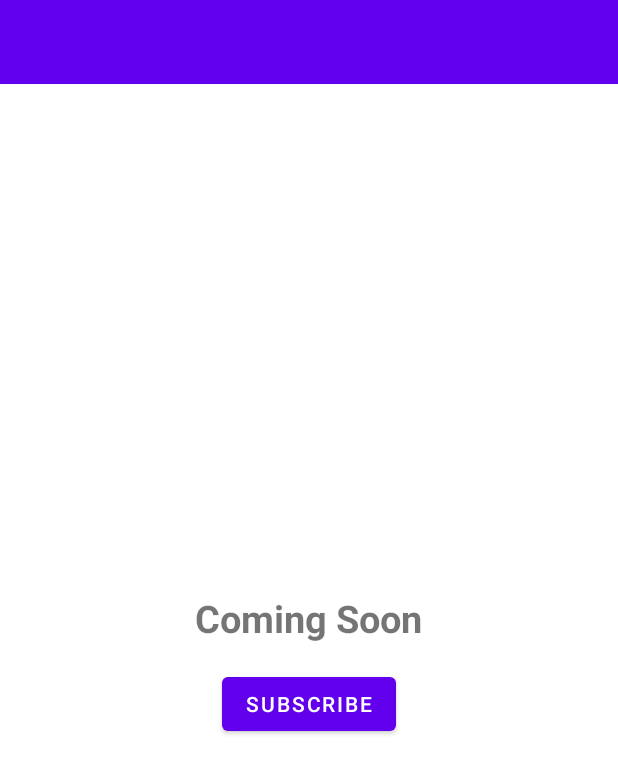
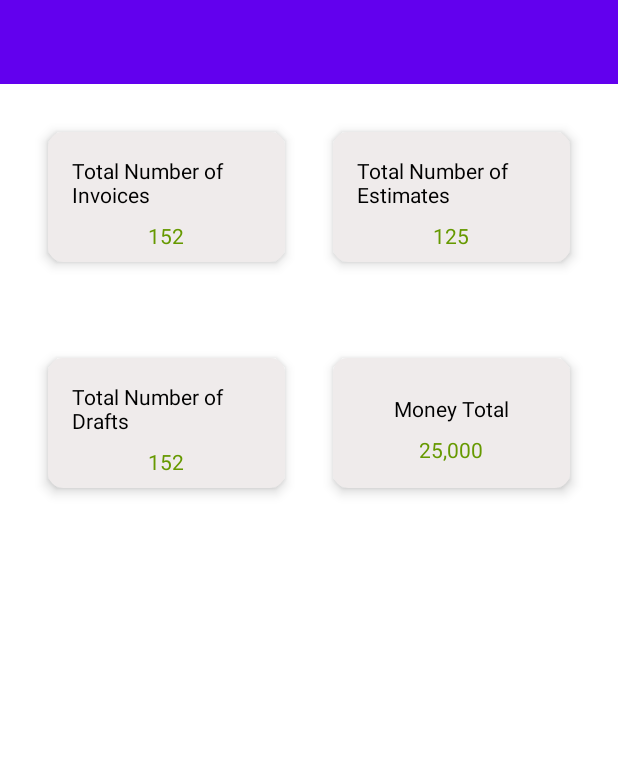
Before and after one commit to MoHussam-865/SmartInvoice, an Android app: the layout fragment_reports_main.xml on its own in the app's theme, with its tools: preview values and no code run, on a phone screen of 412 x 824 dp. Shown: the top 774 px of the screen. Run offline under Robolectric (Android 15) with nearby library versions, the phone set to English and light mode, and no system bars; Roboto replaces fonts that are not available here.

Commit message:
reporting version 1 can get number of invoices, estimates & draft. And can get the total money (sum of invoices Total)

```diff
--- a/app/src/main/java/com/android_a865/estimatescalculator/feature_main/data/MyRoomDatabase.kt
+++ b/app/src/main/java/com/android_a865/estimatescalculator/feature_main/data/MyRoomDatabase.kt
@@ -10,6 +10,7 @@ import com.android_a865.estimatescalculator.feature_main.data.dao.ItemsDao
 import com.android_a865.estimatescalculator.feature_main.data.entities.InvoiceEntity
 import com.android_a865.estimatescalculator.feature_main.data.entities.InvoiceItemEntity
 import com.android_a865.estimatescalculator.feature_main.data.entities.ItemEntity
+import com.android_a865.estimatescalculator.feature_reports.data.dao.ReportingDao
 
 @Database(
     entities = [
@@ -31,6 +32,8 @@ abstract class MyRoomDatabase: RoomDatabase() {
 
     abstract fun getClientsDao(): ClientsDao
 
+    abstract fun getReportingDao(): ReportingDao
+
     companion object {
         // Room Database
         const val DATABASE_NAME = "InvoiceMaster.db"
--- /dev/null
+++ b/app/src/main/java/com/android_a865/estimatescalculator/feature_reports/domain/use_cases/ReportUseCases.kt
@@ -0,0 +1,6 @@
+package com.android_a865.estimatescalculator.feature_reports.domain.use_cases
+
+data class ReportUseCases(
+    val getNumberOf: GetInvoiceNumbersUseCase,
+    val getTotalMoney: GetTotalMoneyUseCase,
+)
--- a/app/src/main/res/layout/fragment_reports_main.xml
+++ b/app/src/main/res/layout/fragment_reports_main.xml
@@ -1,9 +1,10 @@
 <?xml version="1.0" encoding="utf-8"?>
-<RelativeLayout xmlns:android="http://schemas.android.com/apk/res/android"
+<LinearLayout xmlns:android="http://schemas.android.com/apk/res/android"
     xmlns:app="http://schemas.android.com/apk/res-auto"
     xmlns:tools="http://schemas.android.com/tools"
     android:layout_width="match_parent"
     android:layout_height="match_parent"
+    android:orientation="vertical"
     tools:context=".feature_reports.presentation.main.ReportsMainFragment">
 
 
@@ -13,26 +14,138 @@
         android:layout_height="?attr/actionBarSize"
         android:background="@color/design_default_color_primary"
         android:theme="@style/ThemeOverlay.AppCompat.Dark.ActionBar"
-        app:popupTheme="@style/ThemeOverlay.AppCompat.Light"
-        android:layout_alignParentTop="true"/>
+        app:popupTheme="@style/ThemeOverlay.AppCompat.Light" />
 
 
-    <TextView
-        android:id="@+id/coming_soon"
-        android:layout_width="wrap_content"
+    <LinearLayout
+        android:layout_width="match_parent"
         android:layout_height="wrap_content"
-        android:layout_centerInParent="true"
-        android:text="@string/coming_soon"
-        android:textSize="25sp"
-        android:textStyle="bold" />
+        android:orientation="horizontal"
+        android:padding="16dp"
+        android:baselineAligned="false">
 
-    <Button
-        android:id="@+id/btn_subscribe"
-        android:layout_width="wrap_content"
+        <LinearLayout
+            android:orientation="vertical"
+            android:layout_width="0dp"
+            android:layout_weight="1"
+            android:padding="8dp"
+            android:elevation="5dp"
+            android:background="@drawable/rounded_white_background"
+            android:layout_height="match_parent"
+            android:layout_margin="16dp"
+            android:gravity="center">
+
+            <TextView
+                android:layout_width="wrap_content"
+                android:layout_height="wrap_content"
+                android:padding="8dp"
+                android:textColor="@android:color/black"
+                android:text="Total Number of Invoices"/>
+
+            <TextView
+                android:id="@+id/invoices_number"
+                android:layout_width="wrap_content"
+                android:layout_height="wrap_content"
+                android:textColor="@android:color/holo_green_dark"
+                tools:text="152"/>
+
+        </LinearLayout>
+
+
+
+        <LinearLayout
+            android:orientation="vertical"
+            android:layout_width="0dp"
+            android:layout_weight="1"
+            android:padding="8dp"
+            android:elevation="5dp"
+            android:background="@drawable/rounded_white_background"
+            android:layout_height="match_parent"
+            android:layout_margin="16dp"
+            android:gravity="center">
+
+            <TextView
+                android:layout_width="wrap_content"
+                android:layout_height="wrap_content"
+                android:padding="8dp"
+                android:textColor="@android:color/black"
+                android:text="Total Number of Estimates"/>
+
+            <TextView
+                android:id="@+id/estimates_number"
+                android:layout_width="wrap_content"
+                android:layout_height="wrap_content"
+                android:textColor="@android:color/holo_green_dark"
+                tools:text="125"/>
+
+        </LinearLayout>
+
+
+    </LinearLayout>
+
+
+    <LinearLayout
+        android:layout_width="match_parent"
         android:layout_height="wrap_content"
-        android:text="@string/subscribe"
-        android:layout_below="@id/coming_soon"
-        android:layout_margin="16dp"
-        android:layout_centerHorizontal="true"/>
+        android:padding="16dp"
+        android:orientation="horizontal">
 
-</RelativeLayout>
+        <LinearLayout
+            android:orientation="vertical"
+            android:layout_width="0dp"
+            android:layout_weight="1"
+            android:padding="8dp"
+            android:elevation="5dp"
+            android:background="@drawable/rounded_white_background"
+            android:layout_height="match_parent"
+            android:layout_margin="16dp"
+            android:gravity="center">
+
+            <TextView
+                android:layout_width="wrap_content"
+                android:layout_height="wrap_content"
+                android:padding="8dp"
+                android:textColor="@android:color/black"
+                android:text="Total Number of Drafts"/>
+
+            <TextView
+                android:id="@+id/draft_number"
+                android:layout_width="wrap_content"
+                android:layout_height="wrap_content"
+                android:textColor="@android:color/holo_green_dark"
+                tools:text="152"/>
+
+        </LinearLayout>
+
+        <LinearLayout
+            android:orientation="vertical"
+            android:layout_width="0dp"
+            android:layout_weight="1"
+            android:padding="8dp"
+            android:elevation="5dp"
+            android:background="@drawable/rounded_white_background"
+            android:layout_height="match_parent"
+            android:layout_margin="16dp"
+            android:gravity="center">
+
+            <TextView
+                android:layout_width="wrap_content"
+                android:layout_height="wrap_content"
+                android:padding="8dp"
+                android:textColor="@android:color/black"
+                android:text="Money Total"/>
+
+            <TextView
+                android:id="@+id/total_money"
+                android:layout_width="wrap_content"
+                android:layout_height="wrap_content"
+                android:textColor="@android:color/holo_green_dark"
+                tools:text="25,000"/>
+
+        </LinearLayout>
+
+
+    </LinearLayout>
+
+
+</LinearLayout>
```
Also changed, not shown: app/src/main/java/com/android_a865/estimatescalculator/di/AppModule.kt (+20 -0 lines), app/src/main/java/com/android_a865/estimatescalculator/feature_reports/data/dao/ReportingDao.kt (+9 -0 lines), app/src/main/java/com/android_a865/estimatescalculator/feature_reports/data/repository/ReportRepositoryImpl.kt (added, +17 -0 lines), app/src/main/java/com/android_a865/estimatescalculator/feature_reports/domain/model/TypesNumber.kt (added, +7 -0 lines), app/src/main/java/com/android_a865/estimatescalculator/feature_reports/domain/repository/ReportRepository.kt (added, +10 -0 lines), app/src/main/java/com/android_a865/estimatescalculator/feature_reports/domain/use_cases/GetInvoiceNumbersUseCase.kt (added, +25 -0 lines), app/src/main/java/com/android_a865/estimatescalculator/feature_reports/domain/use_cases/GetTotalMoneyUseCase.kt (added, +13 -0 lines), app/src/main/java/com/android_a865/estimatescalculator/feature_reports/presentation/main/ReportsMainFragment.kt (+11 -4 lines), app/src/main/java/com/android_a865/estimatescalculator/feature_reports/presentation/main/ReportsViewModel.kt (+17 -1 lines), 1 other file.
